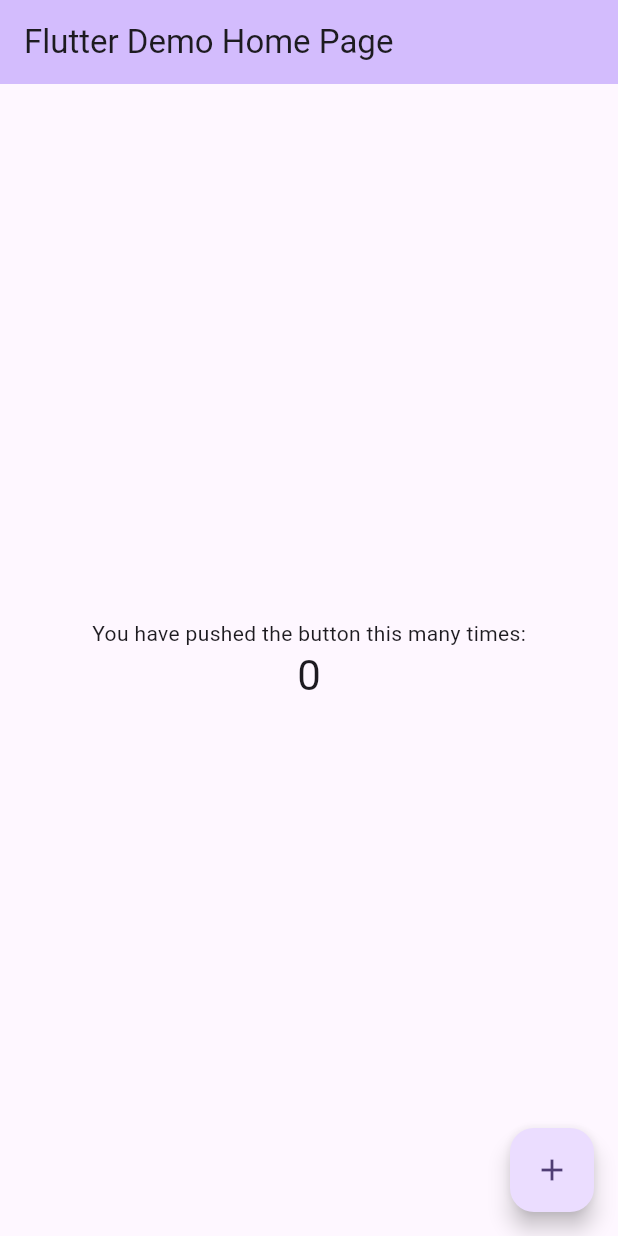
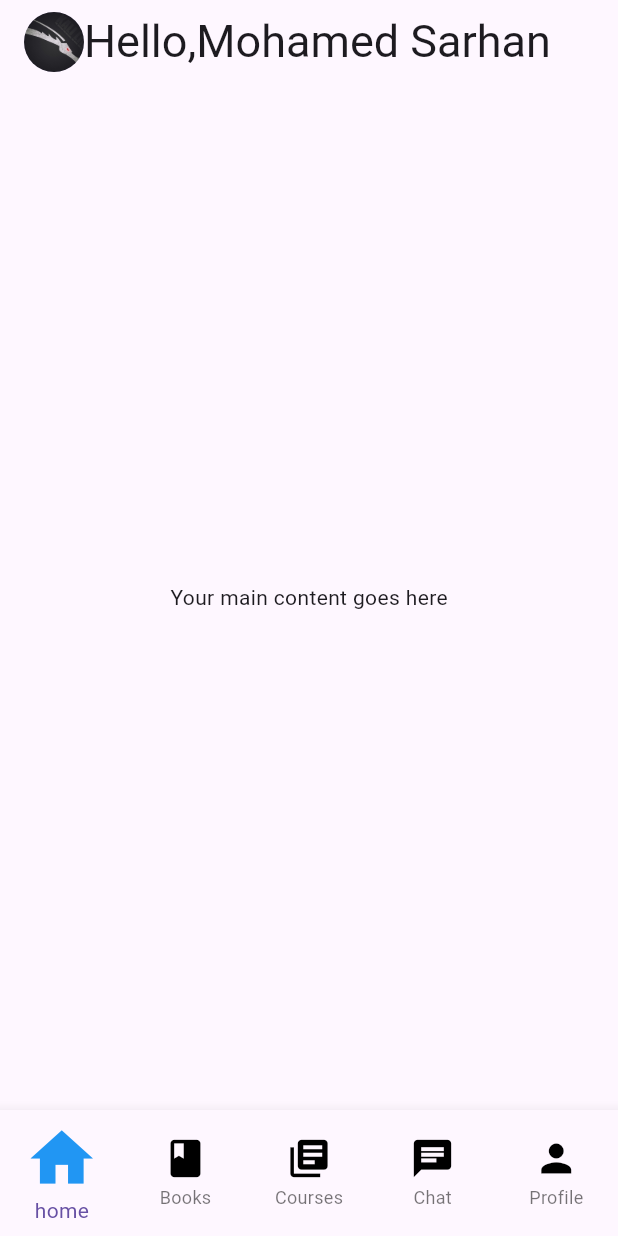
Before and after one commit to MoMo-Sarhan/chatbot, a Flutter app: the screen it shows after launch, on a phone screen of 412 x 824 dp. Run offline on Flutter 3.47's test engine with Material 3 defaults, Android fonts, the phone set to English and light mode, and no system bars.

Commit message:
init the home page screen

```diff
--- a/lib/main.dart
+++ b/lib/main.dart
@@ -1,125 +1,26 @@
+// ignore_for_file: prefer_const_constructors
+
+import 'package:chatbot/screens/homePage.dart';
+import 'package:chatbot/screens/login.dart';
 import 'package:flutter/material.dart';
 
 void main() {
   runApp(const MyApp());
 }
 
-class MyApp extends StatelessWidget {
+class MyApp extends StatefulWidget {
   const MyApp({super.key});
 
-  // This widget is the root of your application.
+  @override
+  State<MyApp> createState() => _MyAppState();
+}
+
+class _MyAppState extends State<MyApp> {
   @override
   Widget build(BuildContext context) {
     return MaterialApp(
-      title: 'Flutter Demo',
-      theme: ThemeData(
-        // This is the theme of your application.
-        //
-        // TRY THIS: Try running your application with "flutter run". You'll see
-        // the application has a blue toolbar. Then, without quitting the app,
-        // try changing the seedColor in the colorScheme below to Colors.green
-        // and then invoke "hot reload" (save your changes or press the "hot
-        // reload" button in a Flutter-supported IDE, or press "r" if you used
-        // the command line to start the app).
-        //
-        // Notice that the counter didn't reset back to zero; the application
-        // state is not lost during the reload. To reset the state, use hot
-        // restart instead.
-        //
-        // This works for code too, not just values: Most code changes can be
-        // tested with just a hot reload.
-        colorScheme: ColorScheme.fromSeed(seedColor: Colors.deepPurple),
-        useMaterial3: true,
-      ),
-      home: const MyHomePage(title: 'Flutter Demo Home Page'),
+      debugShowCheckedModeBanner: false,
+      home: HomePage(),
     );
   }
 }
-
-class MyHomePage extends StatefulWidget {
-  const MyHomePage({super.key, required this.title});
-
-  // This widget is the home page of your application. It is stateful, meaning
-  // that it has a State object (defined below) that contains fields that affect
-  // how it looks.
-
-  // This class is the configuration for the state. It holds the values (in this
-  // case the title) provided by the parent (in this case the App widget) and
-  // used by the build method of the State. Fields in a Widget subclass are
-  // always marked "final".
-
-  final String title;
-
-  @override
-  State<MyHomePage> createState() => _MyHomePageState();
-}
-
-class _MyHomePageState extends State<MyHomePage> {
-  int _counter = 0;
-
-  void _incrementCounter() {
-    setState(() {
-      // This call to setState tells the Flutter framework that something has
-      // changed in this State, which causes it to rerun the build method below
-      // so that the display can reflect the updated values. If we changed
-      // _counter without calling setState(), then the build method would not be
-      // called again, and so nothing would appear to happen.
-      _counter++;
-    });
-  }
-
-  @override
-  Widget build(BuildContext context) {
-    // This method is rerun every time setState is called, for instance as done
-    // by the _incrementCounter method above.
-    //
-    // The Flutter framework has been optimized to make rerunning build methods
-    // fast, so that you can just rebuild anything that needs updating rather
-    // than having to individually change instances of widgets.
-    return Scaffold(
-      appBar: AppBar(
-        // TRY THIS: Try changing the color here to a specific color (to
-        // Colors.amber, perhaps?) and trigger a hot reload to see the AppBar
-        // change color while the other colors stay the same.
-        backgroundColor: Theme.of(context).colorScheme.inversePrimary,
-        // Here we take the value from the MyHomePage object that was created by
-        // the App.build method, and use it to set our appbar title.
-        title: Text(widget.title),
-      ),
-      body: Center(
-        // Center is a layout widget. It takes a single child and positions it
-        // in the middle of the parent.
-        child: Column(
-          // Column is also a layout widget. It takes a list of children and
-          // arranges them vertically. By default, it sizes itself to fit its
-          // children horizontally, and tries to be as tall as its parent.
-          //
-          // Column has various properties to control how it sizes itself and
-          // how it positions its children. Here we use mainAxisAlignment to
-          // center the children vertically; the main axis here is the vertical
-          // axis because Columns are vertical (the cross axis would be
-          // horizontal).
-          //
-          // TRY THIS: Invoke "debug painting" (choose the "Toggle Debug Paint"
-          // action in the IDE, or press "p" in the console), to see the
-          // wireframe for each widget.
-          mainAxisAlignment: MainAxisAlignment.center,
-          children: <Widget>[
-            const Text(
-              'You have pushed the button this many times:',
-            ),
-            Text(
-              '$_counter',
-              style: Theme.of(context).textTheme.headlineMedium,
-            ),
-          ],
-        ),
-      ),
-      floatingActionButton: FloatingActionButton(
-        onPressed: _incrementCounter,
-        tooltip: 'Increment',
-        child: const Icon(Icons.add),
-      ), // This trailing comma makes auto-formatting nicer for build methods.
-    );
-  }
-}
--- /dev/null
+++ b/lib/models/bottomBar.dart
@@ -0,0 +1,12 @@
+import 'package:flutter/material.dart';
+
+class MyBottomBar {
+  MyBottomBar({
+    required this.ImageIcon,
+    required this.label,
+    required this.index,
+  });
+  String? label;
+  IconData? ImageIcon;
+  int index;
+}
--- /dev/null
+++ b/lib/models/icons.dart
@@ -0,0 +1,8 @@
+import 'package:flutter/material.dart';
+
+class icon {
+  icon({this.descript, this.ImageIcon, this.onPressed});
+  String? descript;
+  IconData?ImageIcon;
+  Function()? onPressed;
+}
--- /dev/null
+++ b/lib/screens/homePage.dart
@@ -0,0 +1,90 @@
+// ignore_for_file: prefer_const_literals_to_create_immutables, prefer_const_constructors
+
+import 'package:chatbot/component/BottomNavigationBar.dart';
+import 'package:chatbot/models/bottomBar.dart';
+import 'package:chatbot/models/icons.dart';
+import 'package:chatbot/component/Icons.dart';
+import 'package:flutter/material.dart';
+import 'package:chatbot/models/icons.dart';
+
+class HomePage extends StatefulWidget {
+  const HomePage({super.key});
+
+  @override
+  State<HomePage> createState() => _HomePageState();
+}
+
+class _HomePageState extends State<HomePage> {
+  int _selectedIndex = 0;
+  List<MyBottomBar> BottomBarIcon = [
+    MyBottomBar(
+      label: 'home',
+      ImageIcon: Icons.home,
+      index: 0,
+    ),
+    MyBottomBar(
+      label: 'Books',
+      ImageIcon: Icons.book,
+      index: 1,
+    ),
+    MyBottomBar(
+      label: 'Courses',
+      ImageIcon: Icons.library_books,
+      index: 2,
+    ),
+    MyBottomBar(
+      label: 'Chat',
+      ImageIcon: Icons.chat,
+      index: 3,
+    ),
+    MyBottomBar(
+      label: 'Profile',
+      ImageIcon: Icons.person,
+      index: 4,
+    )
+  ];
+  @override
+  Widget build(BuildContext context) {
+    return Scaffold(
+      appBar: AppBar(
+        title: Row(
+          children: [
+            CircleAvatar(
+              backgroundImage: AssetImage(
+                'assets/images/1.jpg',
+              ),
+            ),
+            Text('Hello,Mohamed Sarhan',style: TextStyle(fontSize: 30,),)
+          ],
+        ),
+      ),
+      body: Center(
+        child: Text('Your main content goes here'),
+      ),
+      bottomNavigationBar: BottomNavigationBar(
+        currentIndex: _selectedIndex,
+        onTap: (index) {
+          setState(() {
+            _selectedIndex = index;
+            if(_selectedIndex==BottomBarIcon[1].index){
+              Navigator.pushNamed(context,'Books');
+            }
+          });
+        },
+        type: BottomNavigationBarType.fixed,
+        items: [
+          bottomNavigationBarItem(
+              bar: BottomBarIcon[0], selected: _selectedIndex),
+          bottomNavigationBarItem(
+              bar: BottomBarIcon[1], selected: _selectedIndex),
+          bottomNavigationBarItem(
+              bar: BottomBarIcon[2], selected: _selectedIndex),
+          bottomNavigationBarItem(
+              bar: BottomBarIcon[3], selected: _selectedIndex),
+          bottomNavigationBarItem(
+              bar: BottomBarIcon[4], selected: _selectedIndex),
+        ],
+      ),
+    );
+  }
+}
--- /dev/null
+++ b/lib/screens/login.dart
@@ -0,0 +1,35 @@
+import 'package:chatbot/screens/homePage.dart';
+import 'package:flutter/material.dart';
+
+class LoginPage extends StatefulWidget {
+  const LoginPage({super.key});
+
+  @override
+  State<LoginPage> createState() => _LoginPageState();
+}
+
+class _LoginPageState extends State<LoginPage> {
+  @override
+  Widget build(BuildContext context) {
+    return Scaffold(
+      appBar: AppBar(
+        title: Text('Login'),
+      ),
+      body: Center(
+        child: IconButton(
+          icon: Icon(Icons.login),
+          onPressed: () {
+            Navigator.push(
+              context,
+              MaterialPageRoute(
+                builder: (context) {
+                  return HomePage();
+                },
+              ),
+            );
+          },
+        ),
+      ),
+    );
+  }
+}
```
